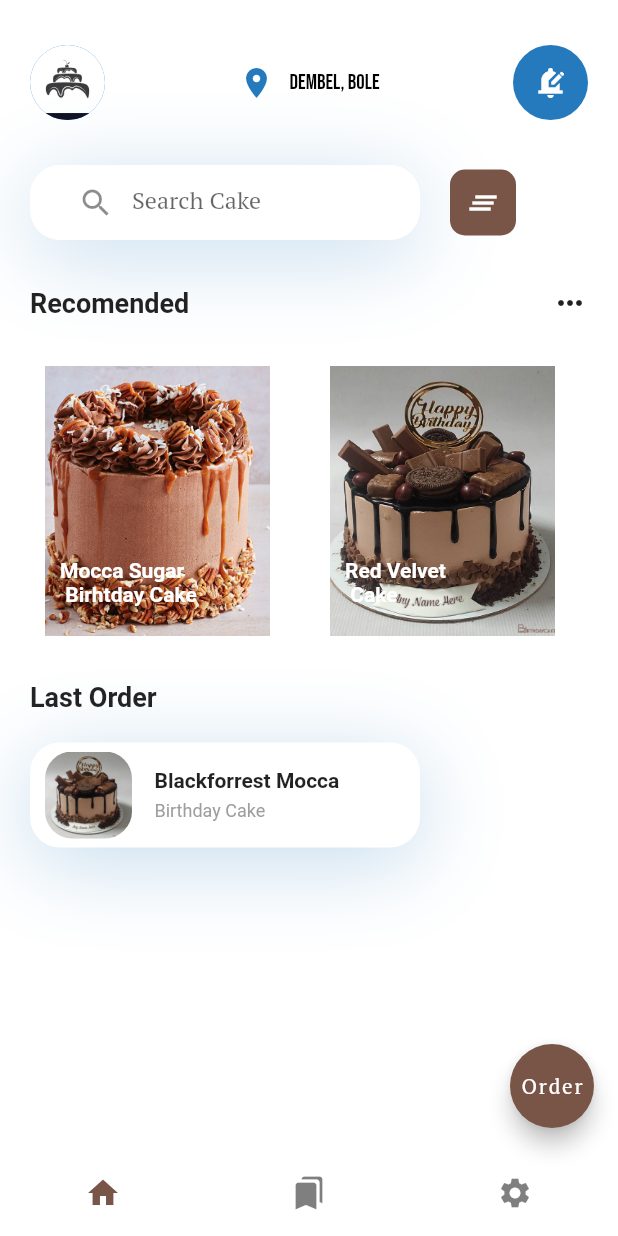
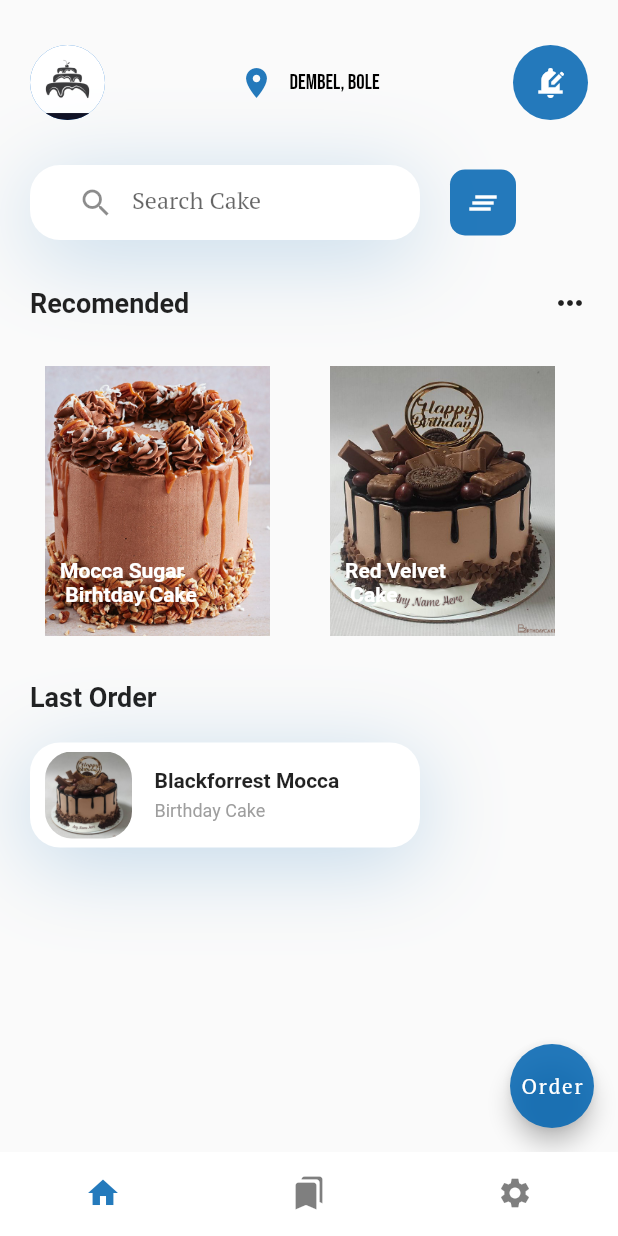
Before and after one commit to abduseK/Cake-App, a Flutter app: the HomeScreen screen opened directly, on a phone screen of 412 x 824 dp. Run offline on Flutter 3.47's test engine with Material 2 defaults, Android fonts, the phone set to English and light mode, and no system bars.

Commit message:
updates on home screen

```diff
--- a/lib/screens/bodyScreen.dart
+++ b/lib/screens/bodyScreen.dart
@@ -11,7 +11,8 @@ class Body extends StatelessWidget {
 
   @override
   Widget build(BuildContext context) {
-    return SafeArea(
+    return Scaffold(
+      body: SafeArea(
         child: SingleChildScrollView(
           child: Column(
             crossAxisAlignment: CrossAxisAlignment.start,
@@ -97,7 +98,7 @@ class Body extends StatelessWidget {
                     height: 44,
                     width: 44,
                     decoration: BoxDecoration(
-                      color: Colors.brown,
+                        color: kPrimaryColor,
                         borderRadius: BorderRadius.circular(10)),
                     child: const Icon(
                       Icons.clear_all,
@@ -116,7 +117,8 @@ class Body extends StatelessWidget {
                   children: const [
                     Text(
                       "Recomended",
-                    style: TextStyle(fontWeight: FontWeight.bold, fontSize: 18),
+                      style:
+                          TextStyle(fontWeight: FontWeight.bold, fontSize: 18),
                     ),
                     Icon(Icons.keyboard_control_outlined)
                   ],
@@ -195,8 +197,8 @@ class Body extends StatelessWidget {
                                 ),
                                 Text(
                                   "Birthday Cake",
-                                style:
-                                    TextStyle(color: Colors.grey, fontSize: 12),
+                                  style: TextStyle(
+                                      color: Colors.grey, fontSize: 12),
                                 )
                               ],
                             )
@@ -208,6 +210,15 @@ class Body extends StatelessWidget {
             ],
           ),
         ),
+      ),
+      floatingActionButton: FloatingActionButton(
+        backgroundColor: kPrimaryColor,
+        onPressed: () {},
+        child: const Text(
+          "Order",
+          style: TextStyle(fontFamily: "PTSerif-Regular"),
+        ),
+      ),
     );
   }
 }
--- a/lib/screens/homeScreen.dart
+++ b/lib/screens/homeScreen.dart
@@ -29,7 +29,7 @@ class _HomeScreenState extends State<HomeScreen> {
         currentIndex: currentIndex,
         showUnselectedLabels: false,
         unselectedItemColor: Colors.black.withOpacity(0.5),
-        selectedItemColor: Colors.brown,
+        selectedItemColor: kPrimaryColor,
         showSelectedLabels: false,
         elevation: 0,
         backgroundColor: Colors.white,
@@ -40,14 +40,6 @@ class _HomeScreenState extends State<HomeScreen> {
               icon: Icon(Icons.settings), label: 'Settings'),
         ],
       ),
-      floatingActionButton: FloatingActionButton(
-        backgroundColor: Colors.brown,
-        onPressed: () {},
-        child: const Text(
-          "Order",
-          style: TextStyle(fontFamily: "PTSerif-Regular"),
-        ),
-      ),
     );
   }
 }
```
Lines whose indentation alone changed are shown as unchanged.
